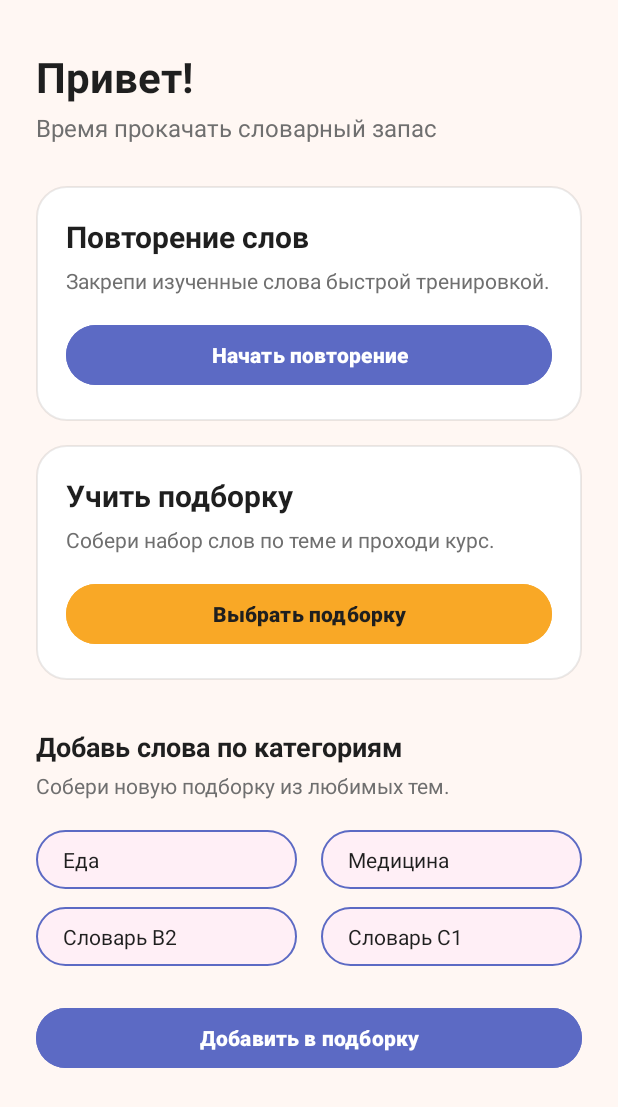
After one commit to brikkerdev/Grable, an Android app: the layout activity_main_screen.xml on its own in the app's theme, with its tools: preview values and no code run, on a phone screen of 412 x 824 dp. The commit adds this screen. Shown: the top 1107 px of the screen. Run offline under Robolectric (Android 15) with nearby library versions, the phone set to English and light mode, and no system bars.

Commit message:
feat(main_screen): add main screen

```diff
--- a/app/build.gradle.kts
+++ b/app/build.gradle.kts
@@ -43,6 +43,7 @@ dependencies {
     implementation(libs.material)
     implementation(libs.androidx.activity)
     implementation(libs.androidx.constraintlayout)
+    implementation(libs.androidx.gridlayout)
     testImplementation(libs.junit)
     androidTestImplementation(libs.androidx.junit)
     androidTestImplementation(libs.androidx.espresso.core)
--- /dev/null
+++ b/app/src/main/res/drawable/bg_action_card.xml
@@ -0,0 +1,14 @@
+<?xml version="1.0" encoding="utf-8"?>
+<shape xmlns:android="http://schemas.android.com/apk/res/android"
+    android:shape="rectangle">
+    <solid android:color="@color/card_surface" />
+    <corners android:radius="20dp" />
+    <padding
+        android:bottom="8dp"
+        android:left="8dp"
+        android:right="8dp"
+        android:top="8dp" />
+    <stroke
+        android:width="1dp"
+        android:color="#15000000" />
+</shape>
--- /dev/null
+++ b/app/src/main/res/drawable/bg_category_chip.xml
@@ -0,0 +1,14 @@
+<?xml version="1.0" encoding="utf-8"?>
+<shape xmlns:android="http://schemas.android.com/apk/res/android"
+    android:shape="rectangle">
+    <solid android:color="@color/card_surface_alt" />
+    <corners android:radius="24dp" />
+    <stroke
+        android:width="1dp"
+        android:color="@color/accent_primary" />
+    <padding
+        android:bottom="10dp"
+        android:left="18dp"
+        android:right="18dp"
+        android:top="10dp" />
+</shape>
--- /dev/null
+++ b/app/src/main/res/layout/activity_main_screen.xml
@@ -0,0 +1,214 @@
+<?xml version="1.0" encoding="utf-8"?>
+<androidx.core.widget.NestedScrollView xmlns:android="http://schemas.android.com/apk/res/android"
+    xmlns:app="http://schemas.android.com/apk/res-auto"
+    xmlns:tools="http://schemas.android.com/tools"
+    android:id="@+id/main_screen_scroll"
+    android:layout_width="match_parent"
+    android:layout_height="match_parent"
+    android:background="@color/background_surface"
+    android:fillViewport="true"
+    tools:context=".MainActivity">
+
+    <LinearLayout
+        android:layout_width="match_parent"
+        android:layout_height="wrap_content"
+        android:orientation="vertical"
+        android:paddingHorizontal="24dp"
+        android:paddingTop="32dp"
+        android:paddingBottom="40dp">
+
+        <TextView
+            android:id="@+id/title"
+            android:layout_width="wrap_content"
+            android:layout_height="wrap_content"
+            android:text="@string/main_title"
+            android:textColor="@color/text_primary"
+            android:textSize="28sp"
+            android:textStyle="bold" />
+
+        <TextView
+            android:id="@+id/subtitle"
+            android:layout_width="wrap_content"
+            android:layout_height="wrap_content"
+            android:layout_marginTop="4dp"
+            android:text="@string/main_subtitle"
+            android:textColor="@color/text_secondary"
+            android:textSize="16sp" />
+
+        <LinearLayout
+            android:id="@+id/review_container"
+            android:layout_width="match_parent"
+            android:layout_height="wrap_content"
+            android:layout_marginTop="28dp"
+            android:background="@drawable/bg_action_card"
+            android:orientation="vertical"
+            android:padding="20dp">
+
+            <TextView
+                android:id="@+id/repeat_title"
+                android:layout_width="wrap_content"
+                android:layout_height="wrap_content"
+                android:text="@string/action_repeat_title"
+                android:textColor="@color/text_primary"
+                android:textSize="20sp"
+                android:textStyle="bold" />
+
+            <TextView
+                android:id="@+id/repeat_desc"
+                android:layout_width="match_parent"
+                android:layout_height="wrap_content"
+                android:layout_marginTop="6dp"
+                android:text="@string/action_repeat_desc"
+                android:textColor="@color/text_secondary"
+                android:textSize="14sp" />
+
+            <Button
+                android:id="@+id/button_repeat"
+                android:layout_width="match_parent"
+                android:layout_height="wrap_content"
+                android:layout_marginTop="16dp"
+                android:backgroundTint="@color/accent_primary"
+                android:text="@string/action_repeat_cta"
+                android:textAllCaps="false"
+                android:textColor="@color/white"
+                android:textStyle="bold" />
+        </LinearLayout>
+
+        <LinearLayout
+            android:id="@+id/collection_container"
+            android:layout_width="match_parent"
+            android:layout_height="wrap_content"
+            android:layout_marginTop="16dp"
+            android:background="@drawable/bg_action_card"
+            android:orientation="vertical"
+            android:padding="20dp">
+
+            <TextView
+                android:id="@+id/collection_title"
+                android:layout_width="wrap_content"
+                android:layout_height="wrap_content"
+                android:text="@string/action_collection_title"
+                android:textColor="@color/text_primary"
+                android:textSize="20sp"
+                android:textStyle="bold" />
+
+            <TextView
+                android:id="@+id/collection_desc"
+                android:layout_width="match_parent"
+                android:layout_height="wrap_content"
+                android:layout_marginTop="6dp"
+                android:text="@string/action_collection_desc"
+                android:textColor="@color/text_secondary"
+                android:textSize="14sp" />
+
+            <Button
+                android:id="@+id/button_collection"
+                android:layout_width="match_parent"
+                android:layout_height="wrap_content"
+                android:layout_marginTop="16dp"
+                android:backgroundTint="@color/accent_secondary"
+                android:text="@string/action_collection_cta"
+                android:textAllCaps="false"
+                android:textColor="@color/text_primary"
+                android:textStyle="bold" />
+        </LinearLayout>
+
+        <TextView
+            android:id="@+id/categories_header"
+            android:layout_width="wrap_content"
+            android:layout_height="wrap_content"
+            android:layout_marginTop="32dp"
+            android:text="@string/categories_title"
+            android:textColor="@color/text_primary"
+            android:textSize="18sp"
+            android:textStyle="bold" />
+
+        <TextView
+            android:id="@+id/categories_hint"
+            android:layout_width="wrap_content"
+            android:layout_height="wrap_content"
+            android:layout_marginTop="4dp"
+            android:text="@string/categories_hint"
+            android:textColor="@color/text_secondary"
+            android:textSize="14sp" />
+
+        <androidx.gridlayout.widget.GridLayout
+            android:id="@+id/categories_grid"
+            android:layout_width="match_parent"
+            android:layout_height="wrap_content"
+            android:layout_marginTop="20dp"
+            app:alignmentMode="alignMargins"
+            app:columnCount="2"
+            app:columnOrderPreserved="false"
+            app:rowOrderPreserved="false"
+            app:useDefaultMargins="false">
+
+            <TextView
+                android:id="@+id/category_food"
+                style="@style/Widget.AppCompat.TextView"
+                android:layout_width="0dp"
+                android:layout_height="wrap_content"
+                android:layout_marginEnd="8dp"
+                android:layout_marginBottom="12dp"
+                android:background="@drawable/bg_category_chip"
+                android:gravity="center_vertical"
+                android:text="@string/category_food"
+                android:textColor="@color/text_primary"
+                android:textSize="14sp"
+                app:layout_columnWeight="1" />
+
+            <TextView
+                android:id="@+id/category_medicine"
+                style="@style/Widget.AppCompat.TextView"
+                android:layout_width="0dp"
+                android:layout_height="wrap_content"
+                android:layout_marginStart="8dp"
+                android:layout_marginBottom="12dp"
+                android:background="@drawable/bg_category_chip"
+                android:gravity="center_vertical"
+                android:text="@string/category_medicine"
+                android:textColor="@color/text_primary"
+                android:textSize="14sp"
+                app:layout_columnWeight="1" />
+
+            <TextView
+                android:id="@+id/category_b2"
+                style="@style/Widget.AppCompat.TextView"
+                android:layout_width="0dp"
+                android:layout_height="wrap_content"
+                android:layout_marginEnd="8dp"
+                android:layout_marginBottom="12dp"
+                android:background="@drawable/bg_category_chip"
+                android:gravity="center_vertical"
+                android:text="@string/category_b2"
+                android:textColor="@color/text_primary"
+                android:textSize="14sp"
+                app:layout_columnWeight="1" />
+
+            <TextView
+                android:id="@+id/category_c1"
+                style="@style/Widget.AppCompat.TextView"
+                android:layout_width="0dp"
+                android:layout_height="wrap_content"
+                android:layout_marginStart="8dp"
+                android:layout_marginBottom="12dp"
+                android:background="@drawable/bg_category_chip"
+                android:gravity="center_vertical"
+                android:text="@string/category_c1"
+                android:textColor="@color/text_primary"
+                android:textSize="14sp"
+                app:layout_columnWeight="1" />
+        </androidx.gridlayout.widget.GridLayout>
+
+        <Button
+            android:id="@+id/button_add_categories"
+            android:layout_width="match_parent"
+            android:layout_height="wrap_content"
+            android:layout_marginTop="12dp"
+            android:backgroundTint="@color/accent_primary"
+            android:text="@string/add_categories_cta"
+            android:textAllCaps="false"
+            android:textColor="@color/white"
+            android:textStyle="bold" />
+    </LinearLayout>
+</androidx.core.widget.NestedScrollView>
--- a/app/src/main/res/values/colors.xml
+++ b/app/src/main/res/values/colors.xml
@@ -2,4 +2,11 @@
 <resources>
     <color name="black">#FF000000</color>
     <color name="white">#FFFFFFFF</color>
+    <color name="background_surface">#FFF7F3</color>
+    <color name="card_surface">#FFFFFFFF</color>
+    <color name="card_surface_alt">#FFEFF6</color>
+    <color name="accent_primary">#5C6AC4</color>
+    <color name="accent_secondary">#F9A826</color>
+    <color name="text_primary">#1F1F1F</color>
+    <color name="text_secondary">#6F6F6F</color>
 </resources>
--- a/app/src/main/res/values/strings.xml
+++ b/app/src/main/res/values/strings.xml
@@ -1,3 +1,18 @@
 <resources>
     <string name="app_name">Grable</string>
+    <string name="main_title">Привет!</string>
+    <string name="main_subtitle">Время прокачать словарный запас</string>
+    <string name="action_repeat_title">Повторение слов</string>
+    <string name="action_repeat_desc">Закрепи изученные слова быстрой тренировкой.</string>
+    <string name="action_repeat_cta">Начать повторение</string>
+    <string name="action_collection_title">Учить подборку</string>
+    <string name="action_collection_desc">Собери набор слов по теме и проходи курс.</string>
+    <string name="action_collection_cta">Выбрать подборку</string>
+    <string name="categories_title">Добавь слова по категориям</string>
+    <string name="categories_hint">Собери новую подборку из любимых тем.</string>
+    <string name="category_food">Еда</string>
+    <string name="category_medicine">Медицина</string>
+    <string name="category_b2">Словарь B2</string>
+    <string name="category_c1">Словарь C1</string>
+    <string name="add_categories_cta">Добавить в подборку</string>
 </resources>
--- a/gradle/libs.versions.toml
+++ b/gradle/libs.versions.toml
@@ -9,6 +9,7 @@ appcompat = "1.7.1"
 material = "1.13.0"
 activity = "1.11.0"
 constraintlayout = "2.2.1"
+gridlayout = "1.0.0"
 
 [libraries]
 androidx-core-ktx = { group = "androidx.core", name = "core-ktx", version.ref = "coreKtx" }
@@ -19,6 +20,7 @@ androidx-appcompat = { group = "androidx.appcompat", name = "appcompat", version
 material = { group = "com.google.android.material", name = "material", version.ref = "material" }
 androidx-activity = { group = "androidx.activity", name = "activity", version.ref = "activity" }
 androidx-constraintlayout = { group = "androidx.constraintlayout", name = "constraintlayout", version.ref = "constraintlayout" }
+androidx-gridlayout = { group = "androidx.gridlayout", name = "gridlayout", version.ref = "gridlayout" }
 
 [plugins]
 android-application = { id = "com.android.application", version.ref = "agp" }
```
